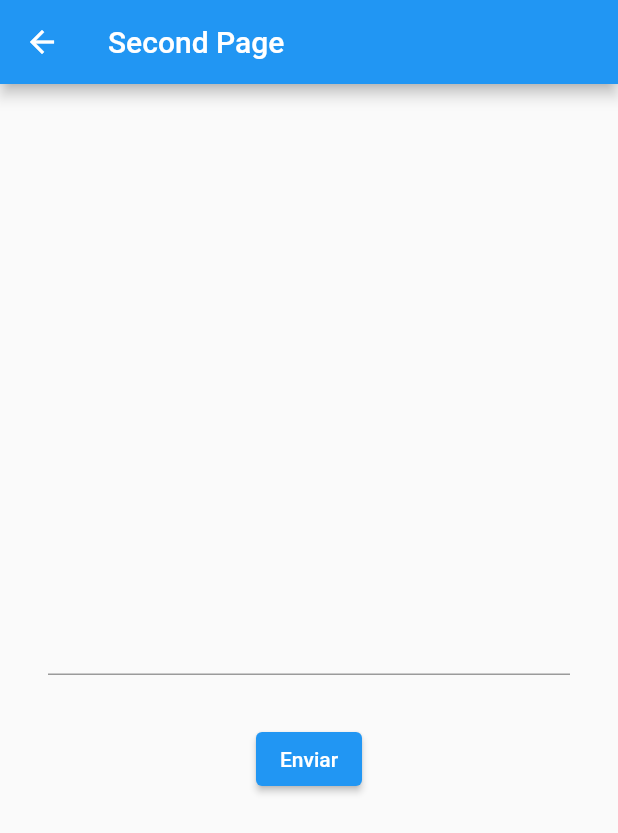
After one commit to firthunsPHP/componentes_2, a Flutter app: the ScreenPage screen opened by its route, after a tap on "Enviar", on a phone screen of 412 x 824 dp. The commit adds this screen. Shown: the top 833 px of the screen. Run offline on Flutter 3.47's test engine with Material 2 defaults, Android fonts, the phone set to English and light mode, and no system bars; our stand-ins replace modal_bottom_sheet.

Commit message:
Flutter sesion dia 25/11/2021,

```diff
--- /dev/null
+++ b/lib/src/pages/pasar_page.dart
@@ -0,0 +1,65 @@
+
+import 'package:componentes_2/src/pages/second_page.dart';
+import 'package:flutter/material.dart';
+
+class ScreenPage extends StatefulWidget {
+  const ScreenPage({Key? key}) : super(key: key);
+
+  @override
+  _ScreenPageState createState() => _ScreenPageState();
+}
+
+class _ScreenPageState extends State<ScreenPage> {
+
+  TextEditingController textController = TextEditingController();
+  String text = '';
+
+  @override
+  Widget build(BuildContext context) {
+    return Scaffold(
+      appBar: AppBar(
+        title: Text('Pasar datos'),
+      ),
+      body: Center(
+        child: Column(
+          children: [
+            Padding(padding: const EdgeInsets.all(32.0),
+            child: TextField(
+              controller: textController,
+              style: const TextStyle(
+                fontSize: 24,
+                color: Colors.black
+              ),
+            ),
+            ),
+            ElevatedButton(
+                child: Text('Enviar'),
+                onPressed: ()=> _enviarDatos(context),
+
+
+            ),
+
+            Text(text)
+          ],
+        ),
+      ),
+    );
+  }
+
+  _enviarDatos(BuildContext context) async {
+    String texto = textController.text;
+    // pasamos el texto a la sguiente pantalla
+    final result = await   Navigator.push(  context,   MaterialPageRoute(
+        builder: (context)=> SecondPage(texto: texto)   )   );
+
+    setState(() {
+      text = result;
+    });
+    // Navigator.push(  context,   MaterialPageRoute(
+    //       builder: (context)=> SecondPage(texto: texto)      )
+    // );
+
+  }
+
+
+}
--- /dev/null
+++ b/lib/src/pages/second_page.dart
@@ -0,0 +1,56 @@
+import 'package:flutter/material.dart';
+
+class SecondPage extends StatefulWidget {
+  final String texto;
+
+  const SecondPage({Key? key, this.texto = ''}) : super(key: key);
+
+  @override
+  _SecondPageState createState() => _SecondPageState();
+}
+
+class _SecondPageState extends State<SecondPage> {
+
+  TextEditingController textController = TextEditingController();
+
+
+  @override
+  Widget build(BuildContext context) {
+    return Scaffold(
+      appBar: AppBar(
+        title: Text('Second Page'),
+      ),
+      body: Center(
+
+      child: Column(
+        mainAxisAlignment: MainAxisAlignment.center ,
+        children: [Text(widget.texto),
+          Padding(padding: const EdgeInsets.all(32.0),
+            child: TextField(
+              controller: textController,
+              style: const TextStyle(
+                  fontSize: 24,
+                  color: Colors.black
+              ),
+            ),
+          ),
+          ElevatedButton(
+            child: Text('Enviar'),
+            onPressed: ()=> _devolverDatos(context),
+
+
+          )
+        ],
+
+      ),
+    ),
+    );
+  }
+
+  _devolverDatos(BuildContext context) {
+
+    String text = textController.text;
+    Navigator.pop(context, text); // si tuvbieramos 5 variables _> text, text2, text23......
+
+  }
+}
--- a/lib/src/utils/icon_strings.dart
+++ b/lib/src/utils/icon_strings.dart
@@ -5,7 +5,8 @@ final _icons = <String, IconData>{
   'accessibility': Icons.accessibility,
   'folder_open': Icons.folder_open,
   'input'         : Icons.input,
-
+  'modal'         : Icons.ad_units_outlined,
+  'pasar'         : Icons.account_tree,
 
 };
 Icon getIcono( String nombreIcono ) {
--- a/pubspec.yaml
+++ b/pubspec.yaml
@@ -32,6 +32,8 @@ dependencies:
   intl: ^0.17.0
   flutter_localizations: # Add this line
     sdk: flutter
+
+  modal_bottom_sheet: ^2.0.0
   # The following adds the Cupertino Icons font to your application.
   # Use with the CupertinoIcons class for iOS style icons.
   cupertino_icons: ^1.0.2
```
Also changed, not shown: assets/data.json (+10 -0 lines), lib/main.dart (+7 -5 lines), lib/src/pages/modal_page.dart (added, +94 -0 lines), pubspec.lock.
